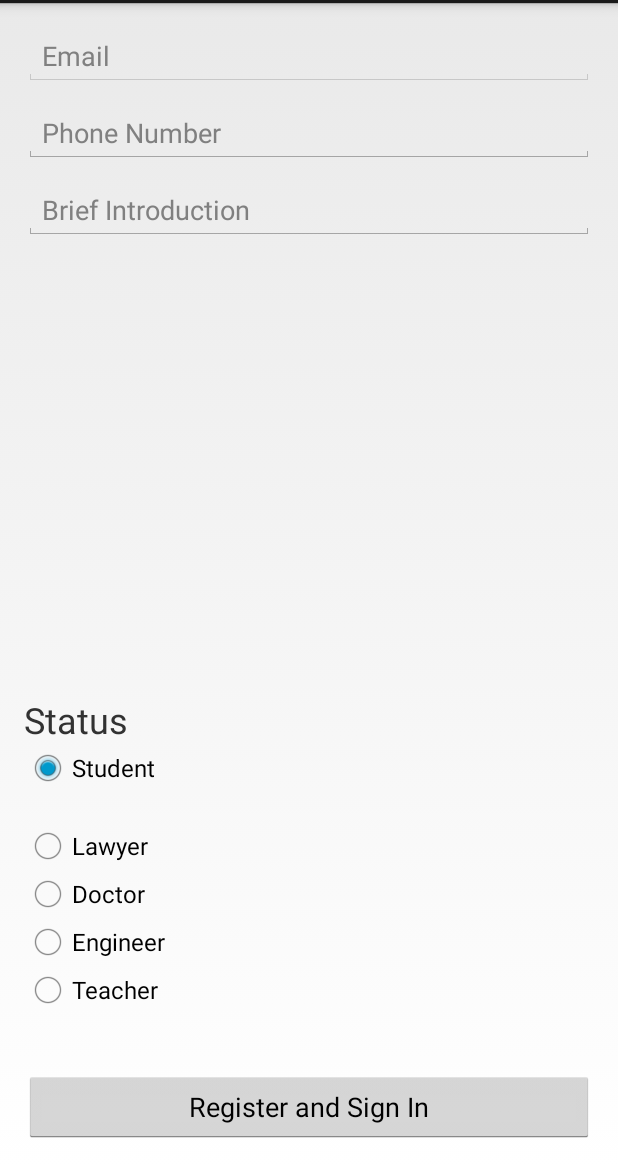
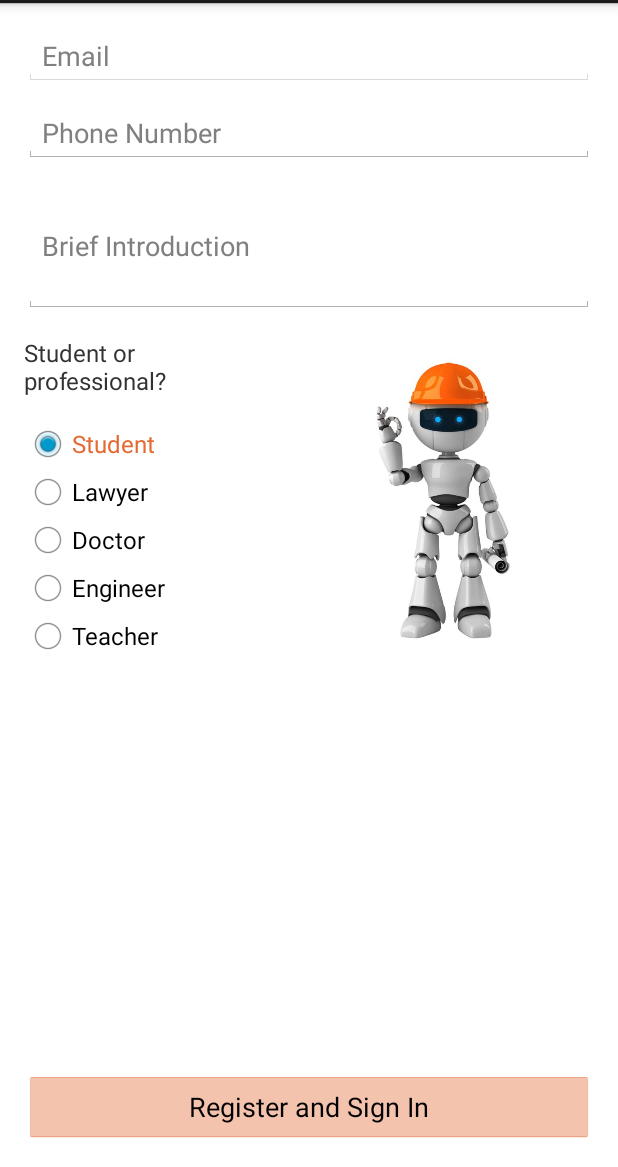
Before and after one commit to LeoSanada/Jobot_TO626, an Android app: the BasicActivity screen opened directly, with no data from a screen before it, on a phone screen of 412 x 824 dp, the part 69-1236 px from its top. Run offline under Robolectric (Android 15) with nearby library versions, the phone set to English and light mode, and no system bars; our stand-ins replace Firebase (no records; nobody signed in at launch, a user with empty details on screens opened directly).

Commit message:
Changed Login interface

```diff
--- a/app/src/main/java/com/example/ryo/jobot_to626/BasicActivity.java
+++ b/app/src/main/java/com/example/ryo/jobot_to626/BasicActivity.java
@@ -88,13 +88,16 @@ public class BasicActivity extends Activity implements View.OnClickListener {
         String email = editTextEmail.getText().toString();
         String phone = editTextPhone.getText().toString();
         String briefinfo = editTextInfo.getText().toString();
-
+        if (phone.isEmpty()|| briefinfo.isEmpty()) {
+            Toast.makeText(BasicActivity.this, "Please fill out all fields.", Toast.LENGTH_SHORT).show();
+            return;
+        }
         // get selected radio button from radioGroup
         int selectedId = radioGroupStatus.getCheckedRadioButtonId();
 
         // find the radiobutton by returned id
         radioButtonStatus = (RadioButton) findViewById(selectedId);
-        Toast.makeText(BasicActivity.this, "Status is " + radioButtonStatus.getText(), Toast.LENGTH_SHORT).show();
+        //Toast.makeText(BasicActivity.this, "Status is " + radioButtonStatus.getText(), Toast.LENGTH_SHORT).show();
         String status = radioButtonStatus.getText().toString();
 
         if (view == buttonSignin) {
--- a/app/src/main/res/layout/activity_basic.xml
+++ b/app/src/main/res/layout/activity_basic.xml
@@ -8,85 +8,13 @@
     android:paddingLeft="@dimen/activity_horizontal_margin"
     android:paddingRight="@dimen/activity_horizontal_margin"
     android:paddingTop="@dimen/activity_vertical_margin"
+    android:background="#FFFFFFFF"
     tools:context="com.example.ryo.jobot_to626.BasicActivity">
 
-    <Button
-        android:text="Register and Sign In"
+    <LinearLayout
+        android:orientation="vertical"
         android:layout_width="match_parent"
-        android:layout_height="wrap_content"
-        android:id="@+id/buttonSignin"
-        android:layout_alignParentBottom="true"
-        android:layout_centerHorizontal="true" />
-
-    <RadioGroup
-        android:layout_width="match_parent"
-        android:layout_height="wrap_content"
-        android:id="@+id/radioGroupStatus"
-        android:layout_above="@+id/buttonSignin"
-        android:layout_alignParentLeft="true"
-        android:layout_alignParentStart="true"
-        android:layout_marginBottom="38dp"
-        android:checkedButton="@+id/radioButtonStudent">
-
-        <RadioButton
-            android:text="Student"
-            android:layout_width="wrap_content"
-            android:layout_height="wrap_content"
-            android:layout_below="@+id/textViewStatus"
-            android:layout_centerVertical="true"
-            android:layout_toLeftOf="@+id/textViewStatus"
-            android:layout_toStartOf="@+id/textViewStatus"
-            android:id="@+id/radioButtonStudent" />
-
-
-
-        <RadioButton
-            android:text="Lawyer"
-            android:layout_width="wrap_content"
-            android:layout_height="wrap_content"
-            android:layout_below="@+id/textViewStatus"
-            android:layout_alignParentLeft="true"
-            android:layout_alignParentStart="true"
-            android:layout_marginTop="20dp"
-            android:id="@+id/radioButtonLawyer" />
-
-        <RadioButton
-            android:text="Doctor"
-            android:layout_width="wrap_content"
-            android:layout_height="wrap_content"
-            android:layout_below="@+id/radioButtonLawyer"
-            android:layout_alignRight="@+id/radioButtonLawyer"
-            android:layout_alignEnd="@+id/radioButtonLawyer"
-            android:id="@+id/radioButtonDoctor" />
-
-        <RadioButton
-            android:text="Engineer"
-            android:layout_width="wrap_content"
-            android:layout_height="wrap_content"
-            android:layout_below="@+id/radioButtonDoctor"
-            android:layout_alignParentLeft="true"
-            android:layout_alignParentStart="true"
-            android:id="@+id/radioButtonEngineer" />
-
-        <RadioButton
-            android:text="Teacher"
-            android:layout_width="wrap_content"
-            android:layout_height="wrap_content"
-            android:layout_below="@+id/radioButtonEngineer"
-            android:layout_alignParentLeft="true"
-            android:layout_alignParentStart="true"
-            android:id="@+id/radioButtonTeacher" />
-    </RadioGroup>
-
-    <TextView
-        android:text="Status"
-        android:layout_width="wrap_content"
-        android:layout_height="wrap_content"
-        android:id="@+id/textViewStatus"
-        android:textSize="24sp"
-        android:layout_above="@+id/radioGroupStatus"
-        android:layout_alignParentLeft="true"
-        android:layout_alignParentStart="true" />
+        android:layout_height="match_parent">
 
         <EditText
             android:layout_width="match_parent"
@@ -115,7 +43,7 @@
 
         <EditText
             android:layout_width="match_parent"
-        android:layout_height="wrap_content"
+            android:layout_height="88dp"
             android:inputType="textPersonName"
             android:ems="10"
             android:id="@+id/editTextInfo"
@@ -125,5 +53,89 @@
             android:layout_alignParentLeft="true"
             android:layout_alignParentStart="true" />
 
+        <LinearLayout
+            android:orientation="horizontal"
+            android:layout_width="match_parent"
+            android:layout_height="match_parent"
+            android:layout_alignParentBottom="true">
+
+            <LinearLayout
+                android:orientation="vertical"
+                android:layout_width="match_parent"
+                android:layout_height="match_parent"
+                android:layout_weight="1">
+
+                <TextView
+                    android:text="Student or professional?"
+                    android:layout_width="131dp"
+                    android:layout_height="wrap_content"
+                    android:id="@+id/textViewStatus"
+                    android:textSize="16dp"
+                    android:layout_marginTop="15dp"
+                    android:layout_marginBottom="15dp"
+                    />
+
+                <RadioGroup
+                    android:layout_width="match_parent"
+                    android:layout_height="match_parent"
+                    android:id="@+id/radioGroupStatus"
+                    android:layout_marginBottom="38dp"
+                    android:checkedButton="@+id/radioButtonStudent"
+                    android:layout_weight="1">
+
+                    <RadioButton
+                        android:text="Student"
+                        android:layout_width="wrap_content"
+                        android:layout_height="wrap_content"
+                        android:id="@+id/radioButtonStudent"
+                        android:textColor="#FFE46A34"/>
+
+                    <RadioButton
+                        android:text="Lawyer"
+                        android:layout_width="wrap_content"
+                        android:layout_height="wrap_content"
+                        android:id="@+id/radioButtonLawyer" />
+
+                    <RadioButton
+                        android:text="Doctor"
+                        android:layout_width="wrap_content"
+                        android:layout_height="wrap_content"
+                        android:id="@+id/radioButtonDoctor" />
+
+                    <RadioButton
+                        android:text="Engineer"
+                        android:layout_width="wrap_content"
+                        android:layout_height="wrap_content"
+                        android:id="@+id/radioButtonEngineer" />
+
+                    <RadioButton
+                        android:text="Teacher"
+                        android:layout_width="wrap_content"
+                        android:layout_height="wrap_content"
+                        android:id="@+id/radioButtonTeacher" />
+
+                </RadioGroup>
+            </LinearLayout>
+
+            <ImageView
+                android:src="@drawable/safety_robot"
+                android:layout_width="250dp"
+                android:id="@+id/imageView7"
+                android:layout_height="250dp"
+                android:layout_weight="0.24" />
+
+        </LinearLayout>
+
+    </LinearLayout>
+
+    <Button
+        android:text="Register and Sign In"
+        android:layout_width="match_parent"
+        android:layout_height="wrap_content"
+        android:id="@+id/buttonSignin"
+        android:layout_alignParentBottom="true"
+        android:layout_centerHorizontal="true"
+        android:backgroundTint="#FFE46A34"/>
+
 
 </RelativeLayout>
--- a/app/src/main/res/layout/activity_login.xml
+++ b/app/src/main/res/layout/activity_login.xml
@@ -8,10 +8,11 @@
     android:paddingLeft="@dimen/activity_horizontal_margin"
     android:paddingRight="@dimen/activity_horizontal_margin"
     android:paddingTop="@dimen/activity_vertical_margin"
-    tools:context="com.example.ryo.jobot_to626.LoginActivity">
+    tools:context="com.example.ryo.jobot_to626.LoginActivity"
+    android:background="#FFFFFFFF">
 
     <ImageView
-        android:src="@drawable/JobotIcon"
+        android:src="@drawable/jobot_icon"
         android:layout_width="match_parent"
         android:layout_height="250dp"
         android:id="@+id/imageView5"
@@ -54,7 +55,7 @@
         android:layout_alignParentBottom="true"
         android:layout_alignParentLeft="true"
         android:layout_alignParentStart="true"
-        android:backgroundTint="@color/colorAccent"
+        android:backgroundTint="#FFE46A34"
         android:backgroundTintMode="src_atop" />
 
     <Button
--- a/app/src/main/res/values/colors.xml
+++ b/app/src/main/res/values/colors.xml
@@ -2,5 +2,5 @@
 <resources>
     <color name="colorPrimary">#3F51B5</color>
     <color name="colorPrimaryDark">#303F9F</color>
-    <color name="colorAccent">#e46a34</color>
+    <color name="colorAccent">#ffffff</color>
 </resources>
```
Also changed, not shown: app/src/main/res/drawable/jobot_icon.png (renamed from app/src/main/res/drawable/JobotIcon.png), app/src/main/res/drawable/safety_robot.jpg (added). Lines whose indentation alone changed are shown as unchanged.
